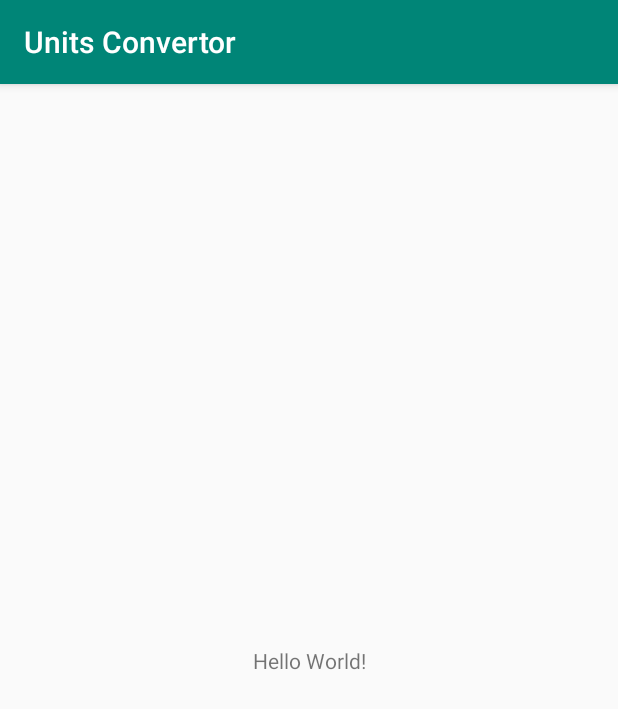
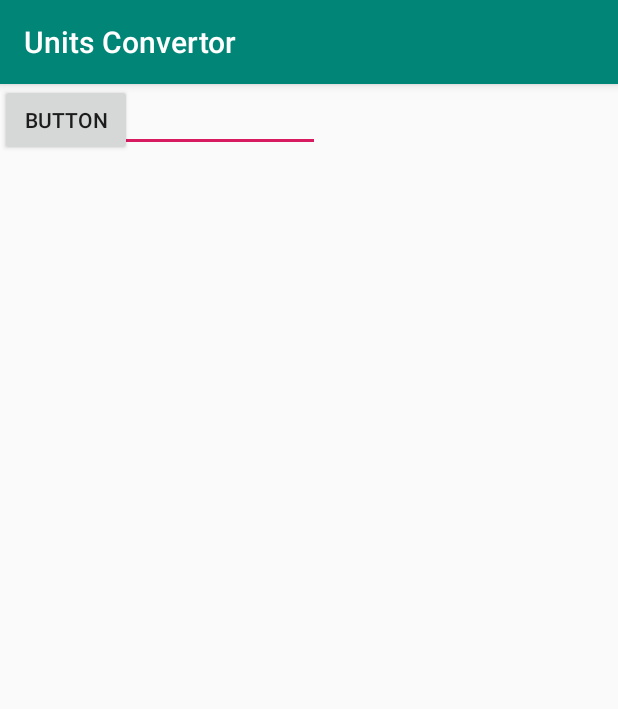
Before and after one commit to rthaiva1/Units-Convertor-Andriod-App, an Android app: the screen it shows after launch (MainActivity), on a phone screen of 412 x 824 dp. Shown: the top 709 px of the screen. Run offline under Robolectric (Android 15) with nearby library versions, the phone set to English and light mode, and no system bars.

Commit message:
Third Commit

```diff
--- a/app/build.gradle
+++ b/app/build.gradle
@@ -26,4 +26,6 @@ dependencies {
     testImplementation 'junit:junit:4.12'
     androidTestImplementation 'androidx.test:runner:1.1.1'
     androidTestImplementation 'androidx.test.espresso:espresso-core:3.1.1'
+    implementation 'com.google.android.material:material:1.0.0'
+    implementation 'androidx.gridlayout:gridlayout:1.0.0'
 }
--- a/app/src/main/java/com/example/unitsconvertor/MainActivity.java
+++ b/app/src/main/java/com/example/unitsconvertor/MainActivity.java
@@ -3,12 +3,35 @@ package com.example.unitsconvertor;
 import androidx.appcompat.app.AppCompatActivity;
 
 import android.os.Bundle;
+import android.view.View;
+import android.widget.AdapterView;
+import android.widget.ArrayAdapter;
+import android.widget.Spinner;
+import android.widget.Toast;
 
-public class MainActivity extends AppCompatActivity {
+public class MainActivity extends AppCompatActivity implements AdapterView.OnItemSelectedListener{
 
     @Override
     protected void onCreate(Bundle savedInstanceState) {
         super.onCreate(savedInstanceState);
         setContentView(R.layout.activity_main);
+
+        Spinner spinner = findViewById(R.id.spinner1);
+        ArrayAdapter<CharSequence> adapter = ArrayAdapter.createFromResource(this, R.array.length, android.R.layout.simple_spinner_item);
+        adapter.setDropDownViewResource(android.R.layout.simple_spinner_dropdown_item);
+        spinner.setAdapter(adapter);
+        spinner.setOnItemSelectedListener(this);
+
+    }
+
+    @Override
+    public void onItemSelected(AdapterView<?> adapterView, View view, int i, long l) {
+        String text = adapterView.getItemAtPosition(i).toString();
+        Toast.makeText(adapterView.getContext(), text, Toast.LENGTH_SHORT).show();
+    }
+
+    @Override
+    public void onNothingSelected(AdapterView<?> adapterView) {
+
     }
 }
--- a/app/src/main/res/layout/activity_main.xml
+++ b/app/src/main/res/layout/activity_main.xml
@@ -6,13 +6,55 @@
     android:layout_height="match_parent"
     tools:context=".MainActivity">
 
-    <TextView
+    <EditText
+        android:id="@+id/editText"
         android:layout_width="wrap_content"
         android:layout_height="wrap_content"
-        android:text="Hello World!"
-        app:layout_constraintBottom_toBottomOf="parent"
-        app:layout_constraintLeft_toLeftOf="parent"
-        app:layout_constraintRight_toRightOf="parent"
-        app:layout_constraintTop_toTopOf="parent" />
+        android:ems="10"
+        android:inputType="textPersonName"
+        android:text="Name"
+        tools:ignore="MissingConstraints"
+        tools:layout_editor_absoluteX="16dp"
+        tools:layout_editor_absoluteY="121dp" />
+
+    <Button
+        android:id="@+id/button"
+        android:layout_width="wrap_content"
+        android:layout_height="wrap_content"
+        android:text="Button"
+        tools:ignore="MissingConstraints"
+        tools:layout_editor_absoluteX="254dp"
+        tools:layout_editor_absoluteY="118dp" />
+
+    <Spinner
+        android:id="@+id/spinner1"
+        android:layout_width="41dp"
+        android:layout_height="16dp"
+        tools:ignore="MissingConstraints"
+        tools:layout_editor_absoluteX="203dp"
+        tools:layout_editor_absoluteY="361dp" />
+
+    <TableLayout
+        android:layout_width="match_parent"
+        android:layout_height="match_parent"
+        tools:layout_editor_absoluteX="101dp"
+        tools:layout_editor_absoluteY="53dp">
+
+        <TableRow
+            android:layout_width="match_parent"
+            android:layout_height="match_parent" />
+
+        <TableRow
+            android:layout_width="match_parent"
+            android:layout_height="match_parent" />
+
+        <TableRow
+            android:layout_width="match_parent"
+            android:layout_height="match_parent" />
+
+        <TableRow
+            android:layout_width="match_parent"
+            android:layout_height="match_parent" />
+    </TableLayout>
 
 </androidx.constraintlayout.widget.ConstraintLayout>
--- a/app/src/main/res/values/strings.xml
+++ b/app/src/main/res/values/strings.xml
@@ -1,3 +1,13 @@
 <resources>
     <string name="app_name">Units Convertor</string>
+
+    <string-array name="length">
+        <item>inch</item>
+        <item>mm</item>
+        <item>cm</item>
+        <item>km</item>
+        <item>feet</item>
+        <item>meters</item>
+        <item>miles</item>
+    </string-array>
 </resources>
```
